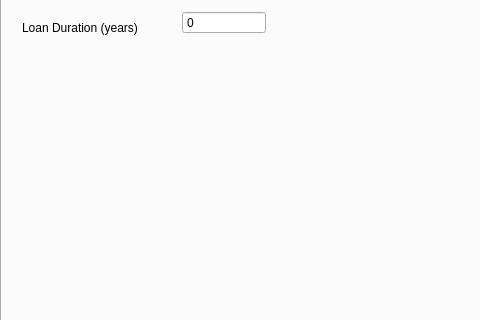
Above: ImmoCalc.ui from karthick1987/ImmoCalcs before the change; both pictures show x 0 to 480 and y 158 to 478 of the 1034 by 761 pixel window. Below: the same form after it.
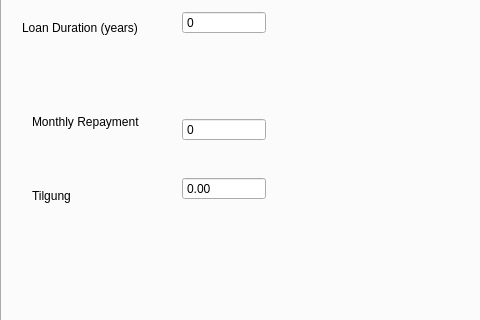
That is the form after the change.

Commit message: Changed the tab 2 to Tilgung percentage and interest rate

Patch:
```diff
--- a/ImmoCalc.ui
+++ b/ImmoCalc.ui
@@ -696,7 +696,41 @@
         </widget>
        </item>
        <item>
-        <widget class="QSpinBox" name="lbLandTax_2">
+        <widget class="QSpinBox" name="sbLoanDuration">
+         <property name="locale">
+          <locale language="German" country="Germany"/>
+         </property>
+         <property name="readOnly">
+          <bool>false</bool>
+         </property>
+         <property name="buttonSymbols">
+          <enum>QAbstractSpinBox::NoButtons</enum>
+         </property>
+         <property name="accelerated">
+          <bool>true</bool>
+         </property>
+         <property name="maximum">
+          <number>10000000</number>
+         </property>
+         <property name="singleStep">
+          <number>1</number>
+         </property>
+        </widget>
+       </item>
+      </layout>
+     </widget>
+     <widget class="QWidget" name="verticalLayoutWidget_10">
+      <property name="geometry">
+       <rect>
+        <x>180</x>
+        <y>220</y>
+        <width>84</width>
+        <height>144</height>
+       </rect>
+      </property>
+      <layout class="QVBoxLayout" name="verticalLayout_10">
+       <item>
+        <widget class="QSpinBox" name="sbEMI">
          <property name="locale">
           <locale language="German" country="Germany"/>
          </property>
@@ -714,6 +748,54 @@
          </property>
          <property name="singleStep">
           <number>10000</number>
+         </property>
+        </widget>
+       </item>
+       <item>
+        <widget class="QDoubleSpinBox" name="sbTilgung">
+         <property name="enabled">
+          <bool>true</bool>
+         </property>
+         <property name="frame">
+          <bool>true</bool>
+         </property>
+         <property name="readOnly">
+          <bool>true</bool>
+         </property>
+         <property name="buttonSymbols">
+          <enum>QAbstractSpinBox::NoButtons</enum>
+         </property>
+         <property name="accelerated">
+          <bool>false</bool>
+         </property>
+         <property name="singleStep">
+          <double>0.010000000000000</double>
+         </property>
+        </widget>
+       </item>
+      </layout>
+     </widget>
+     <widget class="QWidget" name="verticalLayoutWidget_11">
+      <property name="geometry">
+       <rect>
+        <x>30</x>
+        <y>220</y>
+        <width>144</width>
+        <height>141</height>
+       </rect>
+      </property>
+      <layout class="QVBoxLayout" name="verticalLayout_11">
+       <item>
+        <widget class="QLabel" name="lbMonthlyRepayment">
+         <property name="text">
+          <string>Monthly Repayment</string>
+         </property>
+        </widget>
+       </item>
+       <item>
+        <widget class="QLabel" name="lbTilgung">
+         <property name="text">
+          <string>Tilgung</string>
          </property>
         </widget>
        </item>
```
Left out of the diff: 4 changed lines with no effect on the pictures. The commit also changes 5 other files.
